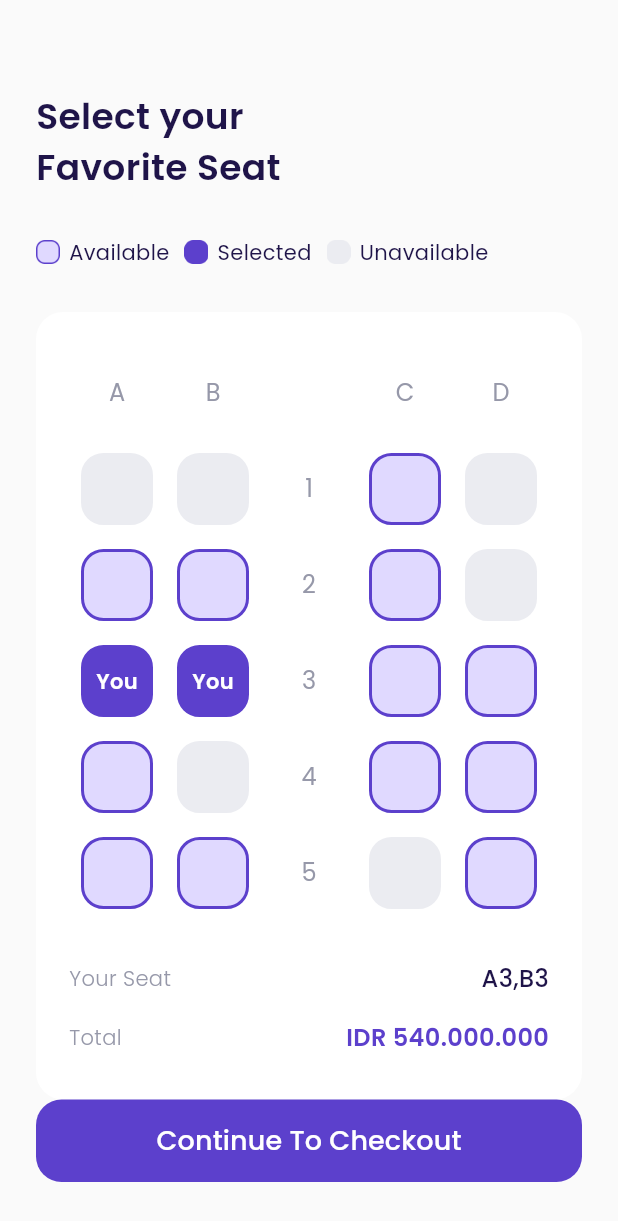
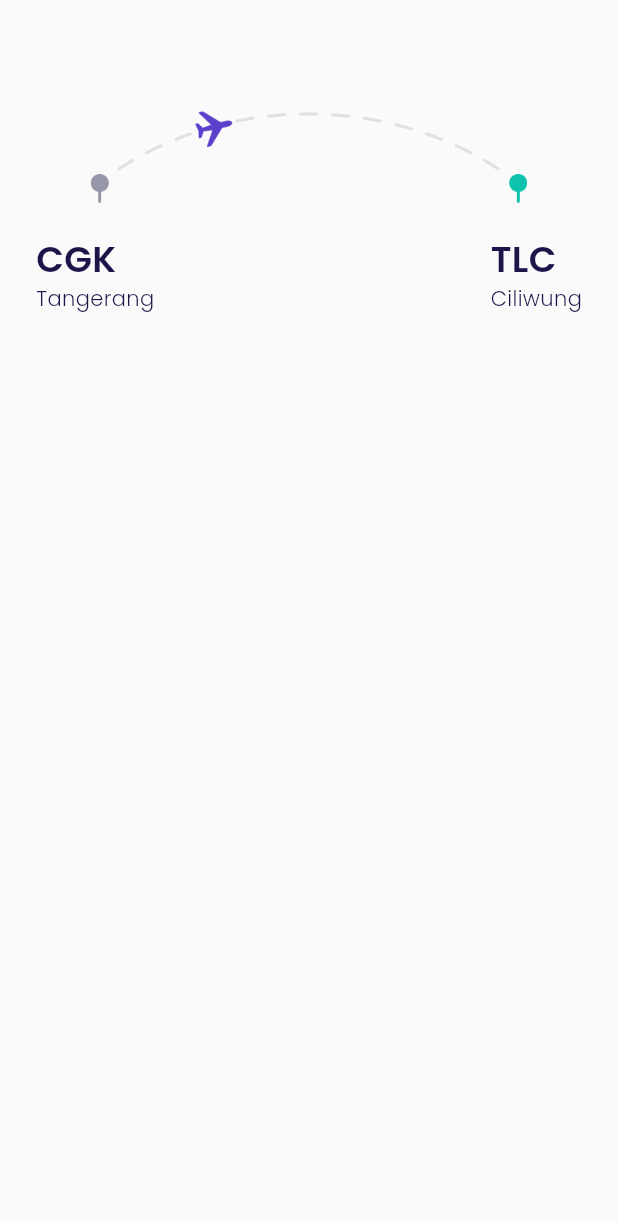
Before and after one commit to kingslyDev/TravelTicket, a Flutter app: the ChooseSeatPage screen opened directly, after a tap on "Continue To Checkout", on a phone screen of 412 x 824 dp. Shown: the top 1221 px of the screen. Run offline on Flutter 3.47's test engine with Material 3 defaults, Android fonts, the phone set to English and light mode, and no system bars; our stand-ins replace google_fonts.

Commit message:
header checkout page

```diff
--- a/lib/ui/screens/bonus_page.dart
+++ b/lib/ui/screens/bonus_page.dart
@@ -131,6 +131,9 @@ class BonusPage extends StatelessWidget {
 
     Widget startButton() {
       return CustomButton(
+        margin: EdgeInsets.only(
+          top: 60,
+        ),
         kata: 'Start Fly Now',
         ukuran: 220,
         onPressed: () {
--- /dev/null
+++ b/lib/ui/screens/checkout_page.dart
@@ -0,0 +1,92 @@
+import 'package:flutter/material.dart';
+import 'package:travelticket/shared/themes.dart';
+
+class CheckoutPage extends StatelessWidget {
+  const CheckoutPage({Key? key}) : super(key: key);
+
+  @override
+  Widget build(BuildContext context) {
+    Widget route() {
+      return Container(
+        margin: EdgeInsets.only(
+          top: 50,
+        ),
+        child: Column(
+          children: [
+            Container(
+              margin: EdgeInsets.only(
+                top: 20,
+                bottom: 10,
+              ),
+              width: 291,
+              height: 65,
+              decoration: BoxDecoration(
+                image: DecorationImage(
+                  image: AssetImage('assets/img_checkout.png'),
+                ),
+              ),
+            ),
+            SizedBox(
+              height: 10,
+            ),
+            Row(
+              mainAxisAlignment: MainAxisAlignment.spaceBetween,
+              children: [
+                Column(
+                  crossAxisAlignment: CrossAxisAlignment.start,
+                  children: [
+                    Text(
+                      'CGK',
+                      style: blackTextStyle.copyWith(
+                        fontSize: 24,
+                        fontWeight: semiBold,
+                      ),
+                    ),
+                    Text(
+                      'Tangerang',
+                      style: blackTextStyle.copyWith(
+                        fontSize: 14,
+                        fontWeight: light,
+                      ),
+                    ),
+                  ],
+                ),
+                Column(
+                  crossAxisAlignment: CrossAxisAlignment.start,
+                  children: [
+                    Text(
+                      'TLC',
+                      style: blackTextStyle.copyWith(
+                        fontSize: 24,
+                        fontWeight: semiBold,
+                      ),
+                    ),
+                    Text(
+                      'Ciliwung',
+                      style: blackTextStyle.copyWith(
+                        fontSize: 14,
+                        fontWeight: light,
+                      ),
+                    ),
+                  ],
+                ),
+              ],
+            ),
+          ],
+        ),
+      );
+    }
+
+    return Scaffold(
+      backgroundColor: kBackgroundColor,
+      body: ListView(
+        padding: EdgeInsets.symmetric(
+          horizontal: defaultMargin,
+        ),
+        children: [
+          route(),
+        ],
+      ),
+    );
+  }
+}
--- a/lib/ui/screens/choose_seat_page.dart
+++ b/lib/ui/screens/choose_seat_page.dart
@@ -1,5 +1,6 @@
 import 'package:flutter/material.dart';
 import 'package:travelticket/shared/themes.dart';
+import 'package:travelticket/ui/screens/checkout_page.dart';
 import 'package:travelticket/widgets/custom_button.dart';
 import 'package:travelticket/widgets/seat_item.dart';
 
@@ -412,8 +413,19 @@ class ChooseSeatPage extends StatelessWidget {
 
     Widget checkoutButton() {
       return CustomButton(
+        margin: EdgeInsets.only(
+          top: 30,
+          bottom: 38,
+        ),
         kata: 'Continue To Checkout',
-        onPressed: () {},
+        onPressed: () {
+          Navigator.push(
+            context,
+            MaterialPageRoute(
+              builder: (context) => CheckoutPage(),
+            ),
+          );
+        },
       );
     }
 
```
Also changed, not shown: 1 other file.
